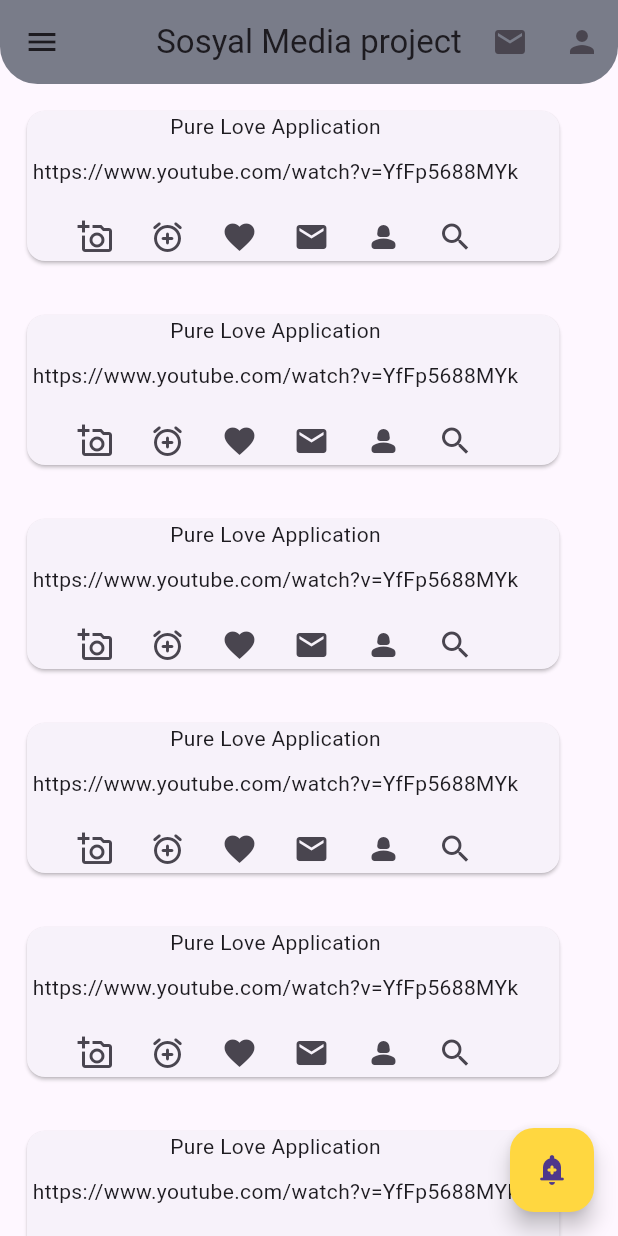
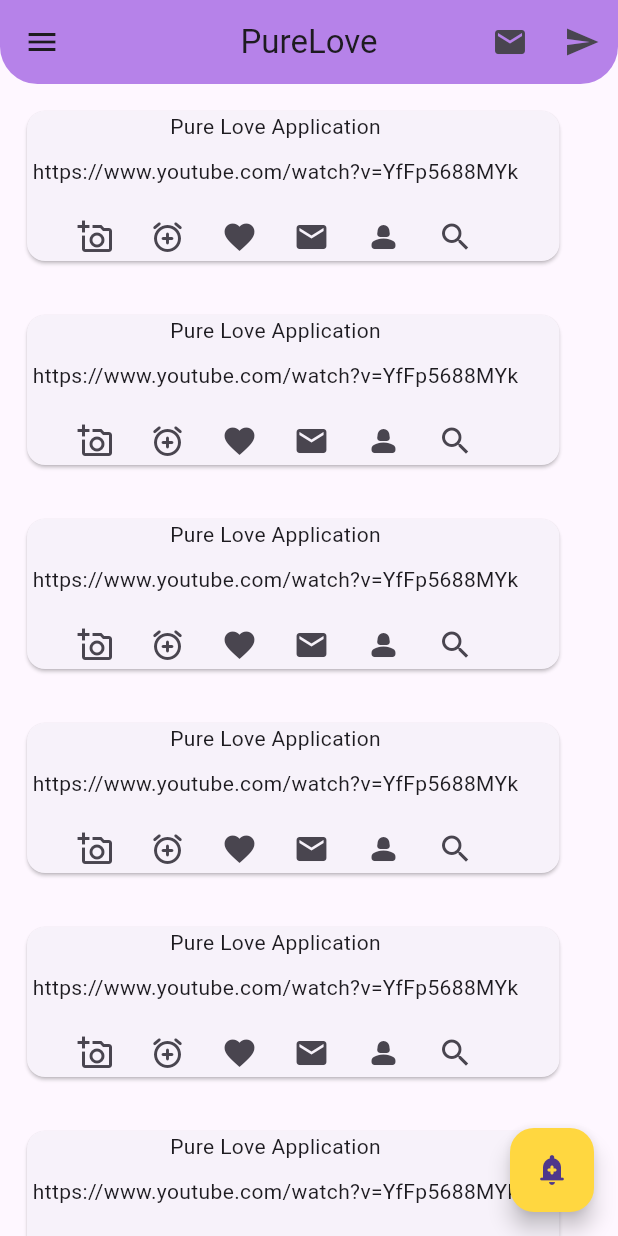
Before and after one commit to kaanertugrulkoc/pLove-PureLove-, a Flutter app: the screen it shows after launch, on a phone screen of 412 x 824 dp. Run offline on Flutter 3.47's test engine with Material 3 defaults, Android fonts, the light colour scheme and no system bars.

Commit message:
Update main.dart

```diff
--- a/lib/main.dart
+++ b/lib/main.dart
@@ -9,27 +9,26 @@
   @override
   Widget build(BuildContext context) {
     return MaterialApp(
-      debugShowCheckedModeBanner: true,
+      debugShowCheckedModeBanner: false,
       title: 'PureLove',
       home: Scaffold(
         appBar: AppBar(
           leading: IconButton(onPressed: () {}, icon: const Icon(Icons.menu)),
           centerTitle: true,
           elevation: 10,
-          backgroundColor: const Color.fromARGB(255, 124, 130, 133),
+          backgroundColor: const Color.fromARGB(255, 194, 137, 243),
           shape: const RoundedRectangleBorder(
               borderRadius: BorderRadius.only(
             bottomRight: Radius.circular(25),
             bottomLeft: Radius.circular(25),
           )),
-          title: const Text(
-              'Sosyal Media project'), // isim daha sonra değişecek  !
+          title: const Text('PureLove'), // isim daha sonra değişecek  !
           actions: [
             IconButton(
               onPressed: () {},
               icon: const Icon(Icons.mail),
             ),
-            IconButton(onPressed: () {}, icon: const Icon(Icons.person))
+            IconButton(onPressed: () {}, icon: const Icon(Icons.send))
           ],
         ),
 
```
